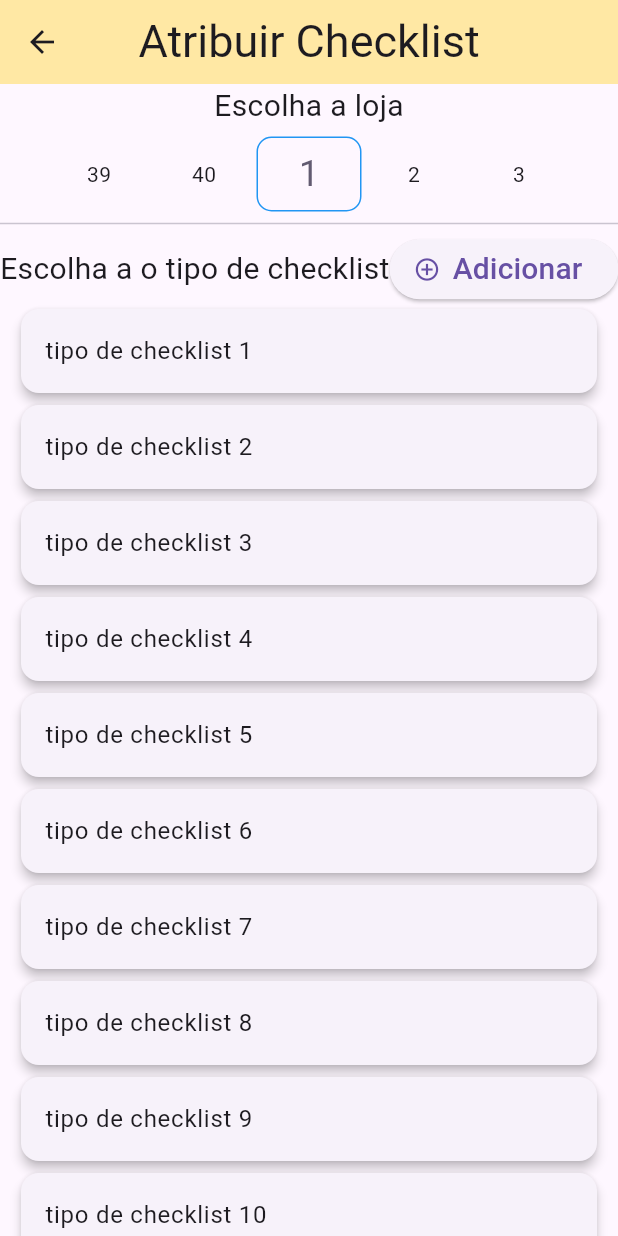
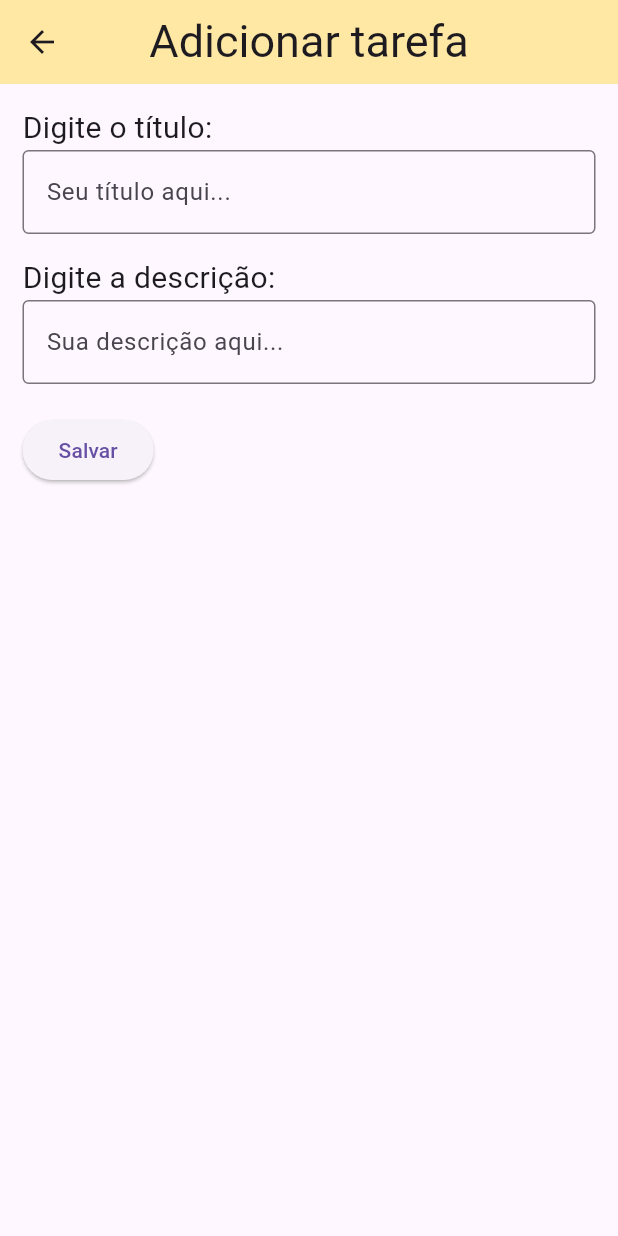
Before and after one commit to murilo-cometa/quality_control_app, a Flutter app: the CreateChecklistScreen screen opened directly, after a tap on "Adicionar", on a phone screen of 412 x 824 dp. Run offline on Flutter 3.47's test engine with Material 3 defaults, Android fonts, the phone set to English and light mode, and no system bars; drawn by our look-alikes of numberpicker; our stand-ins replace flutter_rating_bar.

Commit message:
adicionar título e descrição

```diff
--- a/lib/view/create_checklist_screen.dart
+++ b/lib/view/create_checklist_screen.dart
@@ -3,6 +3,7 @@ import 'package:numberpicker/numberpicker.dart';
 import 'package:quality_control_app/common/component/custom_appbar.dart';
 import 'package:quality_control_app/common/component/simple_navigating_item_card.dart';
 import 'package:quality_control_app/view/checklist.dart';
+import 'package:quality_control_app/view/create_task_screen.dart';
 
 class CreateChecklistScreen extends StatefulWidget {
   const CreateChecklistScreen({super.key});
@@ -13,6 +14,8 @@ class CreateChecklistScreen extends StatefulWidget {
 
 class _CreateChecklistScreenState extends State<CreateChecklistScreen> {
   int _selectedStore = 1;
+
+  List<String> x = [];
 
   @override
   Widget build(BuildContext context) {
@@ -53,7 +56,7 @@ class _CreateChecklistScreenState extends State<CreateChecklistScreen> {
             });
           },
         ),
-        const Divider(),//--------------------------------------------------------------------------------------------
+        const Divider(), //--------------------------------------------------------------------------------------------
         SizedBox(
           height: 45,
           child: Row(
@@ -73,7 +76,15 @@ class _CreateChecklistScreenState extends State<CreateChecklistScreen> {
                     fontSize: 20,
                   ),
                 ),
-                onPressed: () {},
+                onPressed: () async {
+                  final Map<String?, String?> info = await Navigator.push(
+                    context,
+                    MaterialPageRoute(
+                      builder: (context) => CreateTaskScreen(),
+                    ),
+                  );
+                  debugPrint(info['title']);
+                },
               ),
             ],
           ),
@@ -81,7 +92,7 @@ class _CreateChecklistScreenState extends State<CreateChecklistScreen> {
         Expanded(
           child: ListView.builder(
             shrinkWrap: true,
-            itemCount: 20,
+            itemCount: 10,
             padding: const EdgeInsets.only(
               left: 10,
               right: 10,
--- /dev/null
+++ b/lib/view/create_task_screen.dart
@@ -0,0 +1,57 @@
+import 'package:flutter/material.dart';
+import 'package:quality_control_app/common/component/custom_appbar.dart';
+
+class CreateTaskScreen extends StatelessWidget {
+  CreateTaskScreen({super.key});
+  final TextEditingController _controllerTitle = TextEditingController();
+  final TextEditingController _controllerDescription = TextEditingController();
+
+  @override
+  Widget build(BuildContext context) {
+    return Scaffold(
+      appBar: CustomAppBar.build('Adicionar tarefa'),
+      body: Padding(
+        padding: const EdgeInsets.all(15),
+        child: Column(
+          crossAxisAlignment: CrossAxisAlignment.start,
+          children: [
+            const Text(
+              'Digite o título:',
+              style: TextStyle(fontSize: 20),
+            ),
+            TextField(
+              controller: _controllerTitle,
+              decoration: const InputDecoration(
+                hintText: 'Seu título aqui...',
+                border: OutlineInputBorder(),
+              ),
+            ),
+            const SizedBox(
+              height: 15,
+            ),
+            const Text(
+              'Digite a descrição:',
+              style: TextStyle(fontSize: 20),
+            ),
+            TextField(
+              controller: _controllerDescription,
+              decoration: const InputDecoration(
+                border: OutlineInputBorder(),
+                hintText: 'Sua descrição aqui...',
+              ),
+            ),
+            const SizedBox(height: 20,),
+            ElevatedButton(
+              child: const Text('Salvar'),
+              onPressed: () {
+                Map<String?, String?> textList = {'title': _controllerTitle.text,'description': _controllerDescription.text};
+                Navigator.pop(context, textList);
+                // debugPrint(textList.toString());
+              },
+            )
+          ],
+        ),
+      ),
+    );
+  }
+}
```
Also changed, not shown: lib/common/component/task_card.dart (+9 -1 lines), lib/view/checklist.dart (+14 -5 lines), lib/view/checklist_details_screen.dart (+6 -5 lines).
